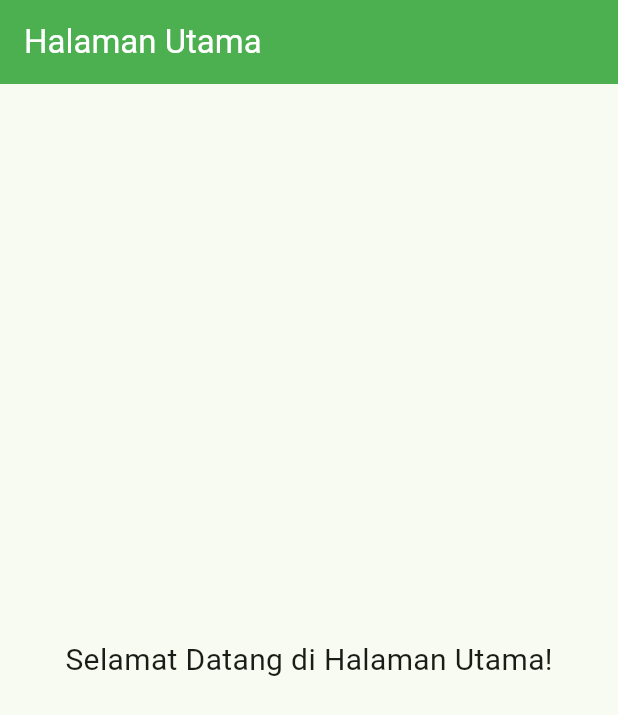
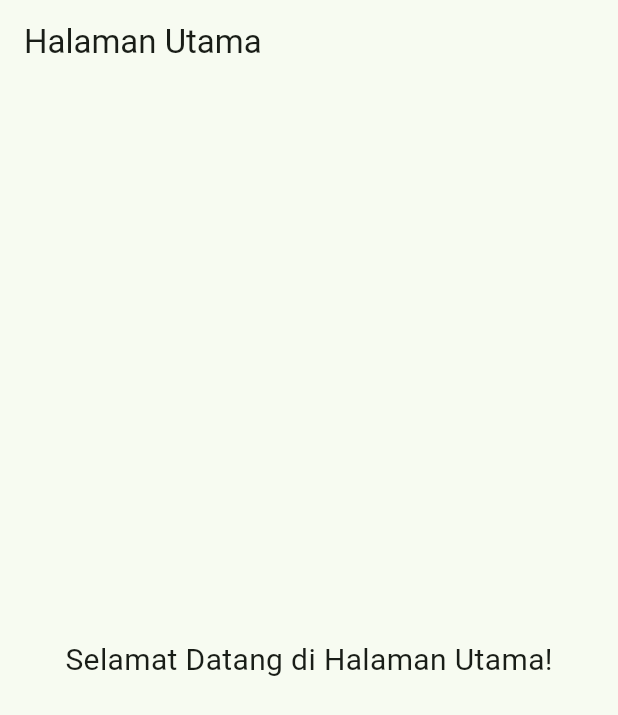
Before and after one commit to sunnic1/KB1179-1125170078-uas, a Flutter app: the screen it shows after launch, after a tap on "Continue", on a phone screen of 412 x 824 dp. Shown: the top 715 px of the screen. Run offline on Flutter 3.47's test engine with Material 3 defaults, Android fonts, the phone set to English and light mode, and no system bars.

Commit message:
mengupdate text dan subtitle

```diff
--- a/kb1179_1125170078_uas/lib/main.dart
+++ b/kb1179_1125170078_uas/lib/main.dart
@@ -4,7 +4,6 @@ void main() {
   runApp(const MyApp());
 }
 
-// 🌱 Class utama aplikasi
 class MyApp extends StatelessWidget {
   const MyApp({super.key});
 
@@ -22,7 +21,6 @@ class MyApp extends StatelessWidget {
   }
 }
 
-// 💫 Splash Screen
 class SplashScreen1 extends StatelessWidget {
   const SplashScreen1({super.key});
 
@@ -35,19 +33,16 @@ class SplashScreen1 extends StatelessWidget {
         children: [
           const SizedBox(height: 50),
 
-          // 🖼️ Gambar dari assets
+          // 🖼️ Gambar bulat
           Container(
             width: 200,
             height: 200,
             decoration: const BoxDecoration(
               shape: BoxShape.circle,
-              color: Colors.amber,
-            ),
-            child: ClipOval(
-              child: Image.asset(
-                'assets/images/mythical-dragon-beast-anime-style.jpg',
-                width: 200,
-                height: 200,
+              image: DecorationImage(
+                image: AssetImage(
+                  "assets/images/mythical-dragon-beast-anime-style.jpg",
+                ),
                 fit: BoxFit.cover,
               ),
             ),
@@ -55,9 +50,9 @@ class SplashScreen1 extends StatelessWidget {
 
           const SizedBox(height: 24),
 
-          // 🏷️ Judul tebal
+          // 🏷️ Title teks hitam di tengah
           const Text(
-            'Welcome',
+            'Welcome', // ← Kata-kata
             style: TextStyle(
               fontSize: 28,
               fontWeight: FontWeight.bold,
@@ -65,11 +60,11 @@ class SplashScreen1 extends StatelessWidget {
             ),
           ),
 
-          const SizedBox(height: 8),
+          const SizedBox(height: 12),
 
-          // ✨ Subjudul berwarna hijau
+          // 📝 Subtitle dua baris
           const Text(
-            'Jangan Lupa Login Dahulu Untuk Akes Menu Utama!',
+            'Jangan Lupa Login Dulu Ya!!!', // ← ubah sesuai kata kalian
             textAlign: TextAlign.center,
             style: TextStyle(
               fontSize: 16,
@@ -80,7 +75,7 @@ class SplashScreen1 extends StatelessWidget {
 
           const SizedBox(height: 32),
 
-          // 🔘 Bullet kecil
+          // 🔵 Indicator bulatan kecil
           Row(
             mainAxisAlignment: MainAxisAlignment.center,
             children: [_buildDot(true), _buildDot(false), _buildDot(false)],
@@ -88,7 +83,7 @@ class SplashScreen1 extends StatelessWidget {
 
           const SizedBox(height: 40),
 
-          // 🟩 Tombol Continue
+          // ▶️ Tombol Continue
           ElevatedButton(
             style: ElevatedButton.styleFrom(
               backgroundColor: Colors.green,
@@ -115,7 +110,7 @@ class SplashScreen1 extends StatelessWidget {
 
           const SizedBox(height: 50),
 
-          // 🧾 NIM di footer
+          // 🧾 NIM footer
           const Text(
             'NIM: 1125170078',
             style: TextStyle(fontSize: 14, color: Colors.grey),
@@ -125,7 +120,7 @@ class SplashScreen1 extends StatelessWidget {
     );
   }
 
-  // 🔹 Widget indikator dot
+  // Fungsi membuat dot kecil
   static Widget _buildDot(bool isActive) {
     return AnimatedContainer(
       duration: const Duration(milliseconds: 300),
@@ -140,18 +135,13 @@ class SplashScreen1 extends StatelessWidget {
   }
 }
 
-// 🏠 Halaman utama setelah splash
 class HalamanUtama extends StatelessWidget {
   const HalamanUtama({super.key});
 
   @override
   Widget build(BuildContext context) {
     return Scaffold(
-      appBar: AppBar(
-        title: const Text("Halaman Utama"),
-        backgroundColor: Colors.green,
-        foregroundColor: Colors.white,
-      ),
+      appBar: AppBar(title: const Text("Halaman Utama")),
       body: const Center(
         child: Text(
           "Selamat Datang di Halaman Utama!",
```
